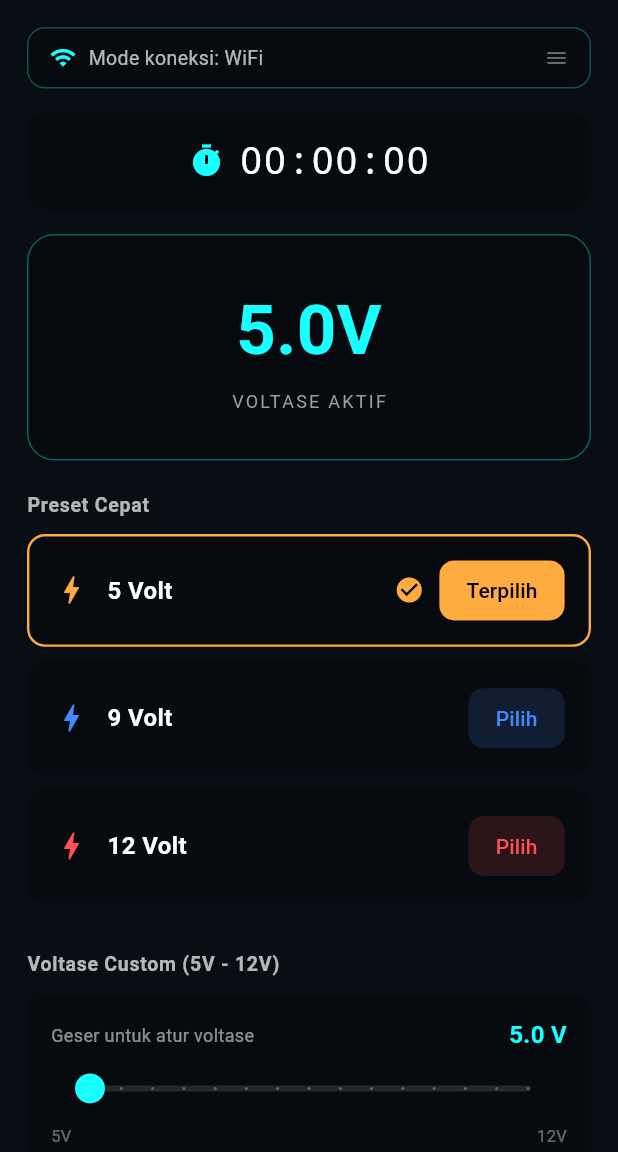
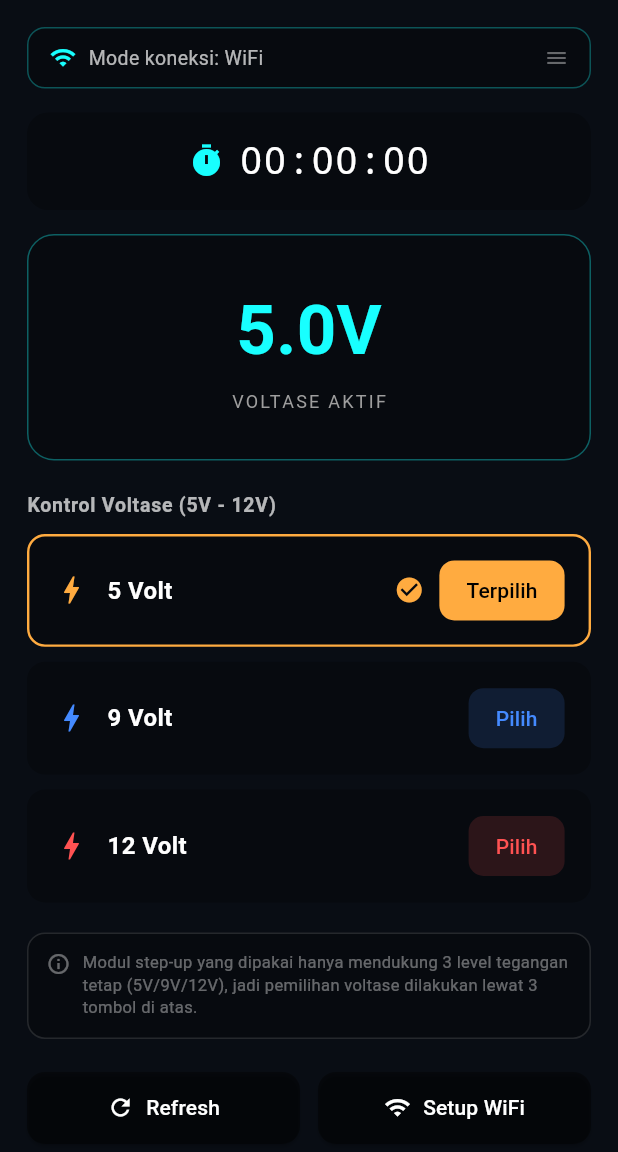
Before and after one commit to hackkercyber133/PROTECT-FAN-COOLER-1, a Flutter app: the screen it shows after launch, on a phone screen of 412 x 824 dp, the part 84-1236 px from its top. Run offline on Flutter 3.47's test engine with Material 3 defaults, Android fonts, the phone set to English and light mode, and no system bars; our stand-ins replace flutter_blue_plus; missing offline and left inert: mqtt_client.

Commit message:
Update main.dart

```diff
--- a/lib/main.dart
+++ b/lib/main.dart
@@ -57,11 +57,9 @@ class _ControllerPageState extends State<ControllerPage> {
   bool bleConnected = false;
 
   // ===== DATA VOLTASE =====
-  // Range voltase yang didukung aplikasi: 5V - 12V (kontinu, step 0.5V)
-  static const double minVolt = 5.0;
-  static const double maxVolt = 12.0;
+  // Hardware (board decoy PD3.1/QC3.0) cuma mendukung 3 level tegangan
+  // tetap secara fisik: 5V / 9V / 12V. Tidak ada mode kontinu.
   double setVolt = 5.0; // voltase yang sedang aktif/terkirim
-  double sliderVolt = 5.0; // nilai slider sebelum dikirim
   String uptime = "00:00:00";
   String status = "🔴 Offline";
 
@@ -74,7 +72,6 @@ class _ControllerPageState extends State<ControllerPage> {
   @override
   void initState() {
     super.initState();
-    sliderVolt = setVolt;
     if (connectionMode == "WiFi") connectMQTT();
     scanBLE();
   }
@@ -96,7 +93,6 @@ class _ControllerPageState extends State<ControllerPage> {
         var data = jsonDecode(payload);
         setState(() {
           setVolt = (data['setVoltage'] ?? setVolt).toDouble();
-          sliderVolt = setVolt;
           uptime = data['uptime'] ?? "00:00:00";
         });
       } catch (e) {}
@@ -123,7 +119,6 @@ class _ControllerPageState extends State<ControllerPage> {
     mqttClient!.publishMessage(cmdTopic, MqttQos.atLeastOnce, builder.payload!);
     setState(() {
       setVolt = volt;
-      sliderVolt = volt;
     });
   }
 
@@ -164,7 +159,6 @@ class _ControllerPageState extends State<ControllerPage> {
                 var data = jsonDecode(payload);
                 setState(() {
                   setVolt = (data['setVoltage'] ?? setVolt).toDouble();
-                  sliderVolt = setVolt;
                   uptime = data['uptime'] ?? "00:00:00";
                 });
               } catch (e) {}
@@ -194,7 +188,6 @@ class _ControllerPageState extends State<ControllerPage> {
             await characteristic.write(utf8.encode(jsonEncode({"voltage": volt})));
             setState(() {
               setVolt = volt;
-              sliderVolt = volt;
             });
             return;
           }
@@ -744,13 +737,11 @@ class _ControllerPageState extends State<ControllerPage> {
                       SizedBox(height: 16),
                       _voltageDisplayCard(),
                       SizedBox(height: 20),
-                      _sectionLabel("Preset Cepat"),
+                      _sectionLabel("Kontrol Voltase (5V - 12V)"),
                       SizedBox(height: 10),
                       _presetList(),
-                      SizedBox(height: 22),
-                      _sectionLabel("Voltase Custom (5V - 12V)"),
                       SizedBox(height: 10),
-                      _sliderCard(),
+                      _hardwareInfoCard(),
                       SizedBox(height: 22),
                       Row(
                         children: [
@@ -893,63 +884,25 @@ class _ControllerPageState extends State<ControllerPage> {
     );
   }
 
-  Widget _sliderCard() {
+  Widget _hardwareInfoCard() {
     return Container(
-      padding: EdgeInsets.fromLTRB(16, 16, 16, 6),
-      decoration: BoxDecoration(color: Colors.black26, borderRadius: BorderRadius.circular(14)),
-      child: Column(
+      padding: EdgeInsets.all(12),
+      decoration: BoxDecoration(
+        color: Colors.black26,
+        borderRadius: BorderRadius.circular(12),
+        border: Border.all(color: Colors.white12),
+      ),
+      child: Row(
+        crossAxisAlignment: CrossAxisAlignment.start,
         children: [
-          Row(
-            mainAxisAlignment: MainAxisAlignment.spaceBetween,
-            children: [
-              Text("Geser untuk atur voltase", style: TextStyle(color: Colors.white54, fontSize: 12)),
-              Text("${sliderVolt.toStringAsFixed(1)} V",
-                  style: TextStyle(color: accentColor, fontSize: 16, fontWeight: FontWeight.bold)),
-            ],
-          ),
-          SliderTheme(
-            data: SliderTheme.of(context).copyWith(
-              activeTrackColor: accentColor,
-              inactiveTrackColor: Colors.white12,
-              thumbColor: accentColor,
-              overlayColor: accentColor.withOpacity(0.2),
-              valueIndicatorColor: accentColor,
-            ),
-            child: Slider(
-              min: minVolt,
-              max: maxVolt,
-              divisions: ((maxVolt - minVolt) * 2).round(),
-              value: sliderVolt.clamp(minVolt, maxVolt),
-              label: "${sliderVolt.toStringAsFixed(1)}V",
-              onChanged: (v) => setState(() => sliderVolt = v),
-              onChangeEnd: (v) => sendVoltage(v),
+          Icon(Icons.info_outline, color: Colors.white38, size: 16),
+          SizedBox(width: 8),
+          Expanded(
+            child: Text(
+              "Modul step-up yang dipakai hanya mendukung 3 level tegangan tetap (5V/9V/12V), jadi pemilihan voltase dilakukan lewat 3 tombol di atas.",
+              style: TextStyle(color: Colors.white38, fontSize: 11, height: 1.4),
             ),
           ),
-          Padding(
-            padding: EdgeInsets.only(bottom: 10),
-            child: Row(
-              mainAxisAlignment: MainAxisAlignment.spaceBetween,
-              children: [
-                Text("${minVolt.toStringAsFixed(0)}V", style: TextStyle(color: Colors.white38, fontSize: 11)),
-                Text("${maxVolt.toStringAsFixed(0)}V", style: TextStyle(color: Colors.white38, fontSize: 11)),
-              ],
-            ),
-          ),
-          SizedBox(
-            width: double.infinity,
-            child: ElevatedButton.icon(
-              onPressed: () => sendVoltage(sliderVolt),
-              icon: Icon(Icons.send, size: 16),
-              label: Text("Terapkan ${sliderVolt.toStringAsFixed(1)}V"),
-              style: ElevatedButton.styleFrom(
-                backgroundColor: accentColor,
-                foregroundColor: Colors.black,
-                padding: EdgeInsets.symmetric(vertical: 12),
-                shape: RoundedRectangleBorder(borderRadius: BorderRadius.circular(10)),
-              ),
-            ),
-          ),
-          SizedBox(height: 12),
         ],
       ),
     );
```
